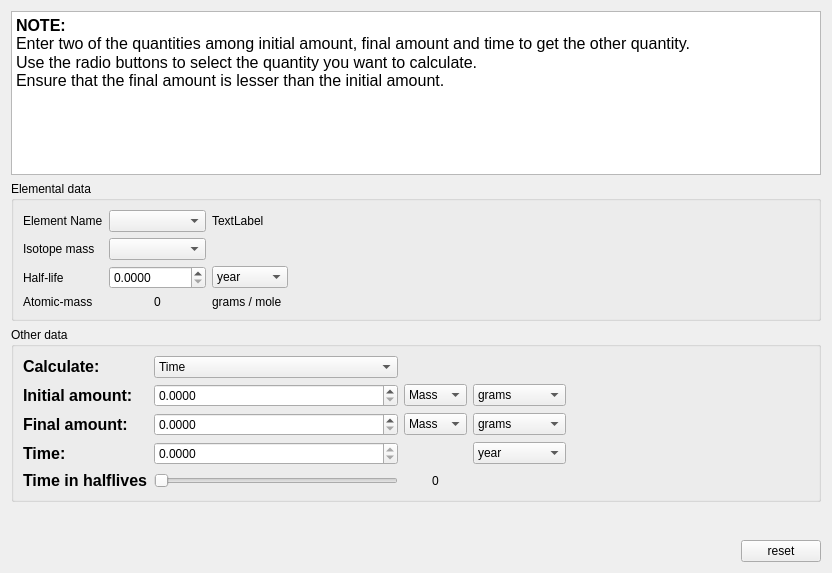
Above: src/calculator/nuclearCalculator.ui from KDE/kalzium before the change. Below: the same form after it.
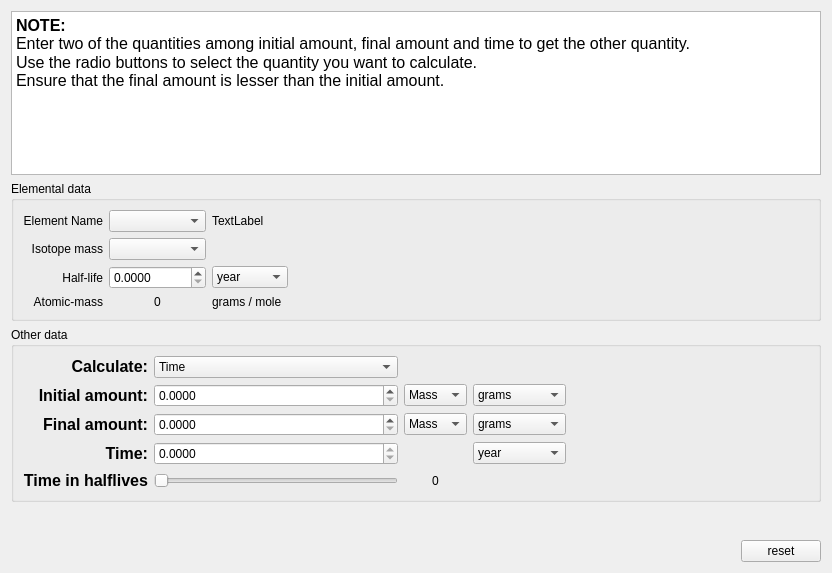
That is the form after the change. Custom widgets are drawn as their Qt base class.

Commit message: Fixing an issue with comboBoxes in the concentration calculator. Fixing indentation of labels to the right.

The edit to the form file:
```diff
--- a/src/calculator/nuclearCalculator.ui
+++ b/src/calculator/nuclearCalculator.ui
@@ -37,6 +37,9 @@
         <property name="text">
          <string>Element Name</string>
         </property>
+        <property name="alignment">
+         <set>Qt::AlignRight|Qt::AlignTrailing|Qt::AlignVCenter</set>
+        </property>
        </widget>
       </item>
       <item row="0" column="1">
@@ -54,6 +57,9 @@
         <property name="text">
          <string>Isotope mass</string>
         </property>
+        <property name="alignment">
+         <set>Qt::AlignRight|Qt::AlignTrailing|Qt::AlignVCenter</set>
+        </property>
        </widget>
       </item>
       <item row="1" column="1">
@@ -64,6 +70,9 @@
         <property name="text">
          <string>Half-life</string>
         </property>
+        <property name="alignment">
+         <set>Qt::AlignRight|Qt::AlignTrailing|Qt::AlignVCenter</set>
+        </property>
        </widget>
       </item>
       <item row="2" column="1">
@@ -128,6 +137,9 @@
         <property name="text">
          <string>Atomic-mass</string>
         </property>
+        <property name="alignment">
+         <set>Qt::AlignRight|Qt::AlignTrailing|Qt::AlignVCenter</set>
+        </property>
        </widget>
       </item>
       <item row="3" column="1">
@@ -165,6 +177,9 @@
 &lt;/style&gt;&lt;/head&gt;&lt;body style=&quot; font-family:'DejaVu Sans'; font-size:9pt; font-weight:400; font-style:normal;&quot;&gt;
 &lt;p style=&quot; margin-top:0px; margin-bottom:0px; margin-left:0px; margin-right:0px; -qt-block-indent:0; text-indent:0px;&quot;&gt;&lt;span style=&quot; font-size:12pt; font-weight:600;&quot;&gt;Initial amount:&lt;/span&gt;&lt;/p&gt;&lt;/body&gt;&lt;/html&gt;</string>
         </property>
+        <property name="alignment">
+         <set>Qt::AlignRight|Qt::AlignTrailing|Qt::AlignVCenter</set>
+        </property>
        </widget>
       </item>
       <item row="1" column="1">
@@ -234,6 +249,9 @@
 &lt;/style&gt;&lt;/head&gt;&lt;body style=&quot; font-family:'DejaVu Sans'; font-size:9pt; font-weight:400; font-style:normal;&quot;&gt;
 &lt;p style=&quot; margin-top:0px; margin-bottom:0px; margin-left:0px; margin-right:0px; -qt-block-indent:0; text-indent:0px;&quot;&gt;&lt;span style=&quot; font-size:12pt; font-weight:600;&quot;&gt;Final amount:&lt;/span&gt;&lt;/p&gt;&lt;/body&gt;&lt;/html&gt;</string>
         </property>
+        <property name="alignment">
+         <set>Qt::AlignRight|Qt::AlignTrailing|Qt::AlignVCenter</set>
+        </property>
        </widget>
       </item>
       <item row="2" column="1">
@@ -316,6 +334,9 @@
 &lt;/style&gt;&lt;/head&gt;&lt;body style=&quot; font-family:'DejaVu Sans'; font-size:9pt; font-weight:400; font-style:normal;&quot;&gt;
 &lt;p style=&quot; margin-top:0px; margin-bottom:0px; margin-left:0px; margin-right:0px; -qt-block-indent:0; text-indent:0px;&quot;&gt;&lt;span style=&quot; font-size:12pt; font-weight:600;&quot;&gt;Time:&lt;/span&gt;&lt;/p&gt;&lt;/body&gt;&lt;/html&gt;</string>
         </property>
+        <property name="alignment">
+         <set>Qt::AlignRight|Qt::AlignTrailing|Qt::AlignVCenter</set>
+        </property>
        </widget>
       </item>
       <item row="3" column="1">
@@ -374,6 +395,9 @@
 &lt;/style&gt;&lt;/head&gt;&lt;body style=&quot; font-family:'DejaVu Sans'; font-size:9pt; font-weight:400; font-style:normal;&quot;&gt;
 &lt;p style=&quot; margin-top:0px; margin-bottom:0px; margin-left:0px; margin-right:0px; -qt-block-indent:0; text-indent:0px;&quot;&gt;&lt;span style=&quot; font-size:12pt; font-weight:600;&quot;&gt;Time in halflives&lt;/span&gt;&lt;/p&gt;&lt;/body&gt;&lt;/html&gt;</string>
         </property>
+        <property name="alignment">
+         <set>Qt::AlignRight|Qt::AlignTrailing|Qt::AlignVCenter</set>
+        </property>
        </widget>
       </item>
       <item row="4" column="1">
@@ -405,6 +429,9 @@
 &lt;/style&gt;&lt;/head&gt;&lt;body style=&quot; font-family:'DejaVu Sans'; font-size:9pt; font-weight:400; font-style:normal;&quot;&gt;
 &lt;p style=&quot; margin-top:0px; margin-bottom:0px; margin-left:0px; margin-right:0px; -qt-block-indent:0; text-indent:0px;&quot;&gt;&lt;span style=&quot; font-size:12pt; font-weight:600;&quot;&gt;Calculate:&lt;/span&gt;&lt;/p&gt;&lt;/body&gt;&lt;/html&gt;</string>
         </property>
+        <property name="alignment">
+         <set>Qt::AlignRight|Qt::AlignTrailing|Qt::AlignVCenter</set>
+        </property>
        </widget>
       </item>
       <item row="0" column="1">
```
The commit also changes 3 other files.
